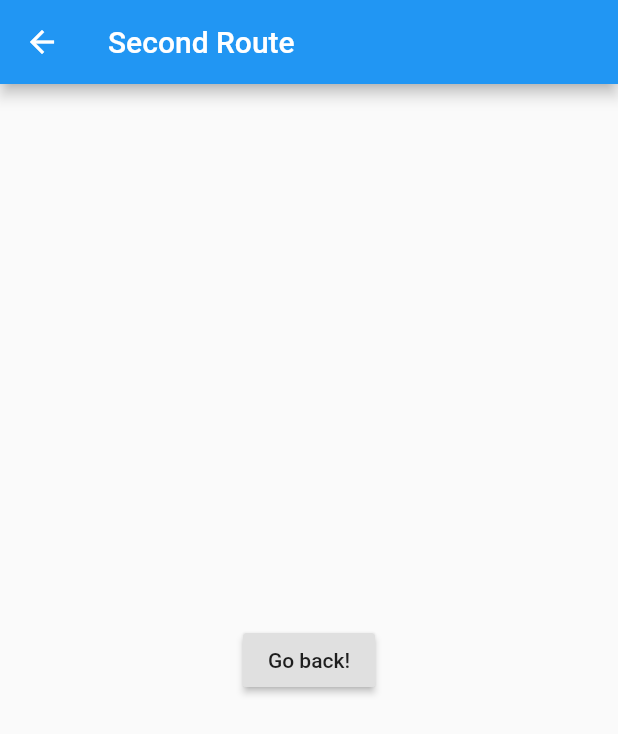
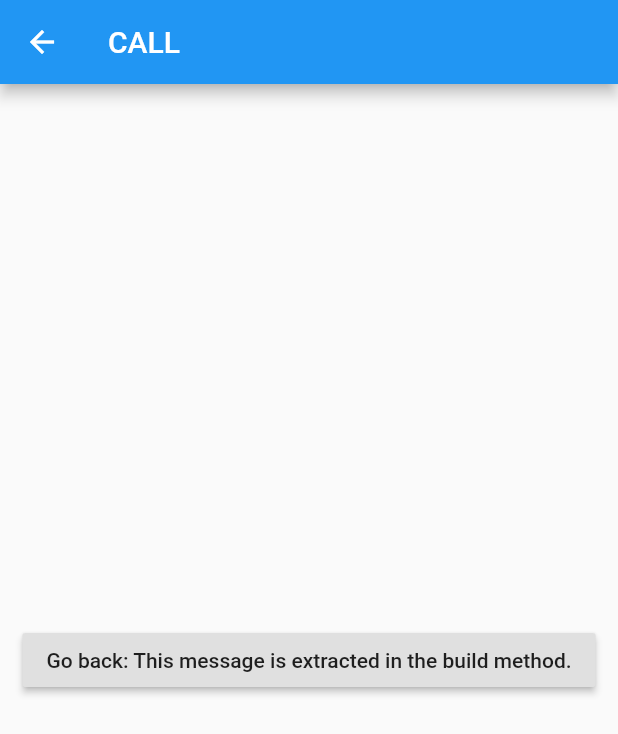
Before and after one commit to martinarlando/my-app, a Flutter app: the screen it shows after launch, after a tap on the "star" icon, after a tap on the "call" icon, on a phone screen of 412 x 824 dp. Shown: the top 734 px of the screen. Run offline on Flutter 3.47's test engine with Material 2 defaults, Android fonts, the phone set to English and light mode, and no system bars.

Commit message:
Pass arguments to a named route

```diff
--- a/lib/main.dart
+++ b/lib/main.dart
@@ -116,7 +116,14 @@ class HomeScreen extends StatelessWidget {
           icon: Icon(icon, color: color),
           onPressed: () {
             // Navigate to the second screen using a named route.
-            Navigator.pushNamed(context, '/second');
+            Navigator.pushNamed(
+              context,
+              '/second',
+              arguments: ScreenArguments(
+                label,
+                'This message is extracted in the build method.',
+              ),
+            );
           },
         ),
         Container(
@@ -183,18 +190,32 @@ class _FavoriteWidgetState extends State<FavoriteWidget> {
 class SecondScreen extends StatelessWidget {
   @override
   Widget build(BuildContext context) {
+    // Extract the arguments from the current ModalRoute settings and cast
+    // them as ScreenArguments.
+    final ScreenArguments args = ModalRoute.of(context).settings.arguments;
+
     return Scaffold(
       appBar: AppBar(
-        title: Text("Second Route"),
+        title: Text(args.title),
       ),
       body: Center(
         child: RaisedButton(
           onPressed: () {
             Navigator.pop(context);
           },
-          child: Text('Go back!'),
+          child: Text('Go back: ' + args.message),
         ),
       ),
     );
   }
 }
+
+// You can pass any object to the arguments parameter.
+// In this example, create a class that contains a customizable
+// title and message.
+class ScreenArguments {
+  final String title;
+  final String message;
+
+  ScreenArguments(this.title, this.message);
+}
```
